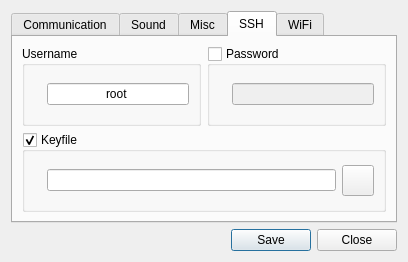
LazyT/rrcc, file res/ui/setup.ui: the form before one commit.
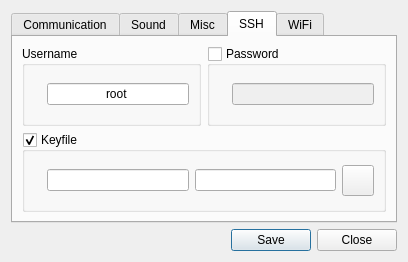
The form after the commit. The open tabs and pages were chosen to show the change. Icons and pictures are not drawn.

Commit message: support private key with passphrase

Patch:
```diff
--- a/res/ui/setup.ui
+++ b/res/ui/setup.ui
@@ -651,6 +651,19 @@
             </property>
            </widget>
           </item>
+          <item>
+           <widget class="QLineEdit" name="lineEdit_ssh_keyfile_passphrase">
+            <property name="toolTip">
+             <string>SSH private Key Passphrase</string>
+            </property>
+            <property name="echoMode">
+             <enum>QLineEdit::PasswordEchoOnEdit</enum>
+            </property>
+            <property name="alignment">
+             <set>Qt::AlignCenter</set>
+            </property>
+           </widget>
+          </item>
           <item>
            <widget class="QToolButton" name="toolButton_ssh_keyfile">
             <property name="toolTip">
```
The commit also changes 9 other files.
